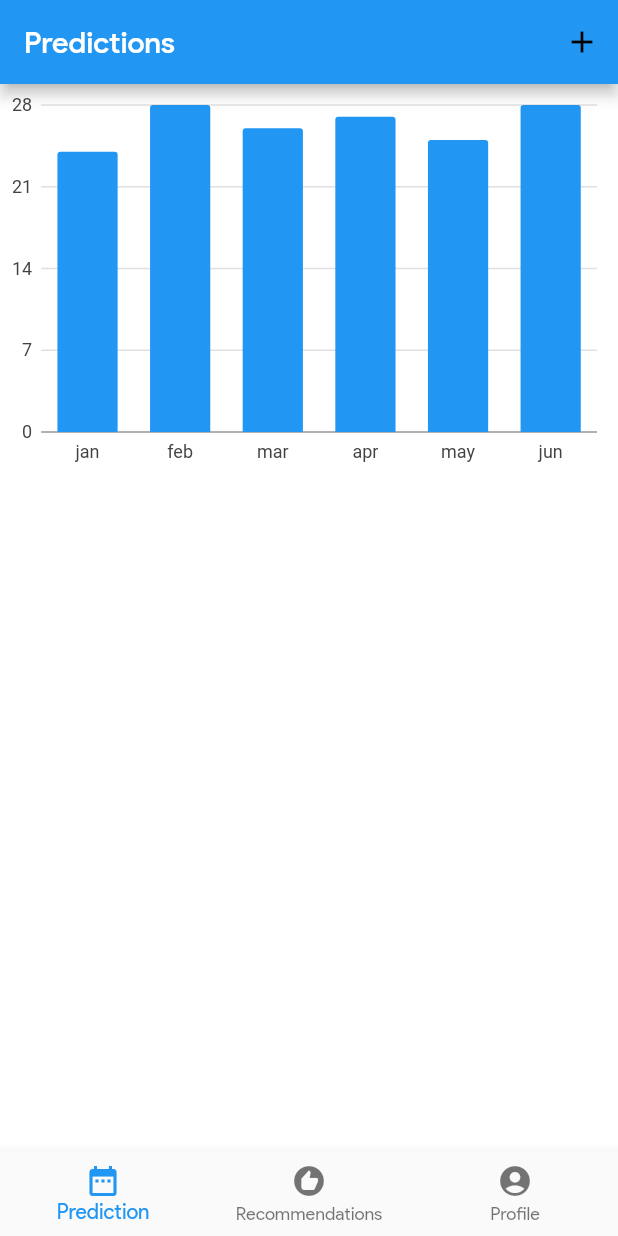
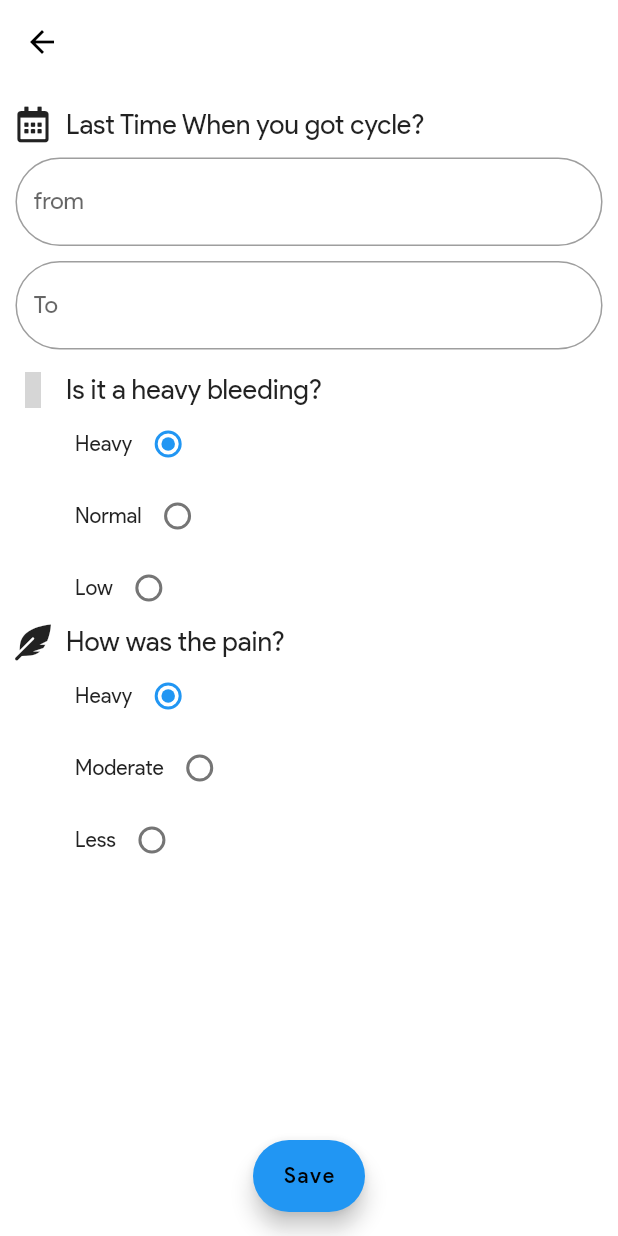
Before and after one commit to Mystic-Trooper/Red-Days, a Flutter app: the screen it shows after launch, after a tap on the "add" icon, on a phone screen of 412 x 824 dp. Run offline on Flutter 3.47's test engine with Material 2 defaults, Android fonts, the phone set to English and light mode, and no system bars; drawn by our look-alikes of datetime_picker_formfield; our stand-ins replace charts_flutter, flutter_icons, flutter_screenutil, flutter_svg; grey boxes are pictures that could not be loaded.

Commit message:
Add period screen added (#17)

```diff
--- a/lib/Screen/Home/home_screen.dart
+++ b/lib/Screen/Home/home_screen.dart
@@ -1,6 +1,6 @@
 import "package:flutter/material.dart";
+import '../../Screen/NewPeriod/add_period_screen.dart';
 import 'package:womenism/Widget/homescreen/h_s_BarGraphTrack.dart';
-//import 'package:flutter_screenutil/flutter_screenutil.dart';
 
 class HomeScreen extends StatelessWidget {
   @override
@@ -8,7 +8,13 @@ class HomeScreen extends StatelessWidget {
     return Scaffold(
       appBar: AppBar(
         title: Text("Predictions"),
-        actions: [IconButton(icon: Icon(Icons.add), onPressed: () {})],
+        actions: [
+          IconButton(
+              icon: Icon(Icons.add),
+              onPressed: () {
+                Navigator.of(context).pushNamed(AddPeriodScreen.routeName);
+              })
+        ],
       ),
       body: Container(
         child: BarGraphTrack(),
--- /dev/null
+++ b/lib/Screen/NewPeriod/add_period_screen.dart
@@ -0,0 +1,150 @@
+import 'package:datetime_picker_formfield/datetime_picker_formfield.dart';
+import 'package:flutter/material.dart';
+import 'package:flutter_icons/flutter_icons.dart';
+import 'package:womenism/Constant/colors.dart';
+import 'package:intl/intl.dart';
+import 'package:flutter_screenutil/flutter_screenutil.dart';
+import '../../Widgets/n_p_widget/n_p_heavyBleed.dart';
+import '../../Widgets/n_p_widget/n_p_pain.dart';
+
+class AddPeriodScreen extends StatelessWidget {
+  static const routeName = "add-Period";
+  final format = DateFormat("yyyy-MM-dd hh:mm a");
+
+  void _saveForm(BuildContext context) async {
+    print("Form Save Pressed");
+  }
+
+  @override
+  Widget build(BuildContext context) {
+    return Scaffold(
+      appBar: AppBar(
+        elevation: 0,
+        backgroundColor: appBarColor,
+      ),
+      body: Container(
+        padding: EdgeInsets.symmetric(horizontal: 10, vertical: 15),
+        child: SingleChildScrollView(
+          child: Column(
+            children: [
+              Title("Last Time When you got cycle?",
+                  FlutterIcons.calendar_alt_faw5),
+              SizedBox(height: 10),
+              Container(
+                width: 0.95.sw,
+                child: DateTimeField(
+                  format: format,
+                  decoration: InputDecoration(
+                    labelText: "from",
+                    border: OutlineInputBorder(
+                      borderRadius: BorderRadius.circular(30),
+                    ),
+                  ),
+                  initialValue: null,
+                  onShowPicker: (context, currentValueCFrom) async {
+                    currentValueCFrom = DateTime.now();
+                    final date = await showDatePicker(
+                      context: context,
+                      firstDate: DateTime.now(),
+                      initialDate: currentValueCFrom ?? DateTime.now(),
+                      lastDate: DateTime(2025),
+                    );
+                    if (date != null) {
+                      final time = await showTimePicker(
+                        context: context,
+                        initialTime: TimeOfDay.fromDateTime(
+                            currentValueCFrom ?? DateTime.now()),
+                      );
+                      print(DateTimeField.combine(date, time));
+                      return DateTimeField.combine(date, time);
+                    } else {
+                      print(currentValueCFrom);
+                      return currentValueCFrom;
+                    }
+                  },
+                ),
+              ),
+              SizedBox(height: 10),
+              Container(
+                width: 0.95.sw,
+                child: DateTimeField(
+                  format: format,
+                  decoration: InputDecoration(
+                    labelText: "To",
+                    border: OutlineInputBorder(
+                      borderRadius: BorderRadius.circular(30),
+                    ),
+                  ),
+                  initialValue: null,
+                  onShowPicker: (context, currentValueTTo) async {
+                    currentValueTTo = DateTime.now();
+                    final date = await showDatePicker(
+                      context: context,
+                      firstDate: DateTime.now(),
+                      initialDate: currentValueTTo ?? DateTime.now(),
+                      lastDate: DateTime(2025),
+                    );
+                    if (date != null) {
+                      final time = await showTimePicker(
+                        context: context,
+                        initialTime: TimeOfDay.fromDateTime(
+                            currentValueTTo ?? DateTime.now()),
+                      );
+                      print(DateTimeField.combine(date, time));
+                      return DateTimeField.combine(date, time);
+                    } else {
+                      print(currentValueTTo);
+                      return currentValueTTo;
+                    }
+                  },
+                ),
+              ),
+              SizedBox(height: 15),
+              Title("Is it a heavy bleeding?", FlutterIcons.drop_ent),
+              NPHeavyBleed(),
+              Title("How was the pain?", FlutterIcons.feather_alt_faw5s),
+              NPPain(),
+            ],
+          ),
+        ),
+      ),
+      floatingActionButtonLocation: FloatingActionButtonLocation.centerFloat,
+      floatingActionButton: FloatingActionButton.extended(
+        label: Text(
+          "Save",
+          style: TextStyle(color: Colors.black),
+        ),
+        isExtended: true,
+        shape: RoundedRectangleBorder(
+          borderRadius: BorderRadius.circular(30),
+        ),
+        onPressed: () {
+          _saveForm(context);
+        },
+      ),
+    );
+  }
+}
+
+class Title extends StatelessWidget {
+  final title;
+  final icon;
+
+  Title(this.title, this.icon);
+
+  @override
+  Widget build(BuildContext context) {
+    return Row(
+      children: [
+        Icon(icon),
+        SizedBox(width: 10),
+        Text(
+          title,
+          style: TextStyle(
+            fontSize: 18,
+          ),
+        ),
+      ],
+    );
+  }
+}
--- /dev/null
+++ b/lib/Widgets/n_p_widget/n_p_heavyBleed.dart
@@ -0,0 +1,71 @@
+import 'package:flutter/material.dart';
+
+const BleedingIntensity = ["Heavy", "Normal", "Low"];
+
+/// This is the stateful widget that the main application instantiates.
+class NPHeavyBleed extends StatefulWidget {
+  NPHeavyBleed({Key key}) : super(key: key);
+
+  @override
+  _NPHeavyBleedState createState() => _NPHeavyBleedState();
+}
+
+/// This is the private State class that goes with MyStatefulWidget.
+class _NPHeavyBleedState extends State<NPHeavyBleed> {
+  var _character = BleedingIntensity[0];
+
+  Widget build(BuildContext context) {
+    return Container(
+      padding: EdgeInsets.only(left: 40),
+      child: Column(
+        children: <Widget>[
+          Row(
+            children: [
+              const Text('Heavy'),
+              Radio(
+                value: BleedingIntensity.elementAt(0),
+                groupValue: _character,
+                onChanged: (String value) {
+                  setState(() {
+                    _character = value;
+                  });
+                  print(_character);
+                },
+              ),
+            ],
+          ),
+          Row(
+            children: [
+              const Text('Normal'),
+              Radio(
+                value: BleedingIntensity.elementAt(1),
+                groupValue: _character,
+                onChanged: (String value) {
+                  setState(() {
+                    _character = value;
+                  });
+                  print(_character);
+                },
+              ),
+            ],
+          ),
+          Row(
+            children: [
+              const Text('Low'),
+              Radio(
+                value: BleedingIntensity.elementAt(2),
+                groupValue: _character,
+                onChanged: (String value) {
+                  setState(() {
+                    _character = value;
+                  });
+                  print(_character);
+                },
+              ),
+            ],
+          ),
+        ],
+      ),
+    );
+  }
+}
--- /dev/null
+++ b/lib/Widgets/n_p_widget/n_p_pain.dart
@@ -0,0 +1,71 @@
+import 'package:flutter/material.dart';
+
+const PainIntensity = ["Heavy", "Moderate", "Less"];
+
+/// This is the stateful widget that the main application instantiates.
+class NPPain extends StatefulWidget {
+  NPPain({Key key}) : super(key: key);
+
+  @override
+  _NPPainState createState() => _NPPainState();
+}
+
+/// This is the private State class that goes with MyStatefulWidget.
+class _NPPainState extends State<NPPain> {
+  var _character = PainIntensity[0];
+
+  Widget build(BuildContext context) {
+    return Container(
+      padding: EdgeInsets.only(left: 40),
+      child: Column(
+        children: <Widget>[
+          Row(
+            children: [
+              const Text('Heavy'),
+              Radio(
+                value: PainIntensity.elementAt(0),
+                groupValue: _character,
+                onChanged: (String value) {
+                  setState(() {
+                    _character = value;
+                  });
+                  print(_character);
+                },
+              ),
+            ],
+          ),
+          Row(
+            children: [
+              const Text('Moderate'),
+              Radio(
+                value: PainIntensity.elementAt(1),
+                groupValue: _character,
+                onChanged: (String value) {
+                  setState(() {
+                    _character = value;
+                  });
+                  print(_character);
+                },
+              ),
+            ],
+          ),
+          Row(
+            children: [
+              const Text('Less'),
+              Radio(
+                value: PainIntensity.elementAt(2),
+                groupValue: _character,
+                onChanged: (String value) {
+                  setState(() {
+                    _character = value;
+                  });
+                  print(_character);
+                },
+              ),
+            ],
+          ),
+        ],
+      ),
+    );
+  }
+}
--- a/lib/main.dart
+++ b/lib/main.dart
@@ -1,12 +1,14 @@
 import 'package:flutter/material.dart';
+import 'package:flutter_screenutil/screenutil.dart';
 import 'package:provider/provider.dart';
 import './main_properties/theme.dart';
 import './main_properties/provider_list.dart';
 import 'Screen/Home/home_screen.dart';
+
 import 'main_properties/routs.dart';
 
 void main() {
-   WidgetsFlutterBinding.ensureInitialized();
+  WidgetsFlutterBinding.ensureInitialized();
   runApp(MyApp());
 }
 
@@ -22,9 +24,15 @@ class MyApp extends StatelessWidget {
 
         /// For debug purpose add your screen Widget here and define it in route table
         /// make sure to comment out your changes once you ready to send a PR.
-        home:
-            // if we are unable to log in then show authentication screen
-            HomeScreen(),
+        home: FutureBuilder(
+          builder: (context, snapshot) {
+            ScreenUtil.init(
+              context,
+            );
+            return HomeScreen();
+          },
+        ),
+        // if we are unable to log in then show authentication screen
 
         routes: routeTable,
       ),
--- a/lib/main_properties/routs.dart
+++ b/lib/main_properties/routs.dart
@@ -1,7 +1,11 @@
 import 'package:flutter/material.dart';
+import '../Screen/NewPeriod/add_period_screen.dart';
 
 Map<String, Widget Function(BuildContext)> routeTable = {
   // LoginScreen.routeName: (ctx) {
   //   return LoginScreen();
   // },
+  AddPeriodScreen.routeName: (ctx) {
+    return AddPeriodScreen();
+  },
 };
--- a/pubspec.yaml
+++ b/pubspec.yaml
@@ -28,6 +28,8 @@ dependencies:
   flutter_screenutil: ^3.2.0
   email_validator: ^1.0.0
   flutter_icons: ^1.1.0
+  datetime_picker_formfield: ^1.0.0
+
 
   # The following adds the Cupertino Icons font to your application.
   # Use with the CupertinoIcons class for iOS style icons.
```
Also changed, not shown: pubspec.lock.
